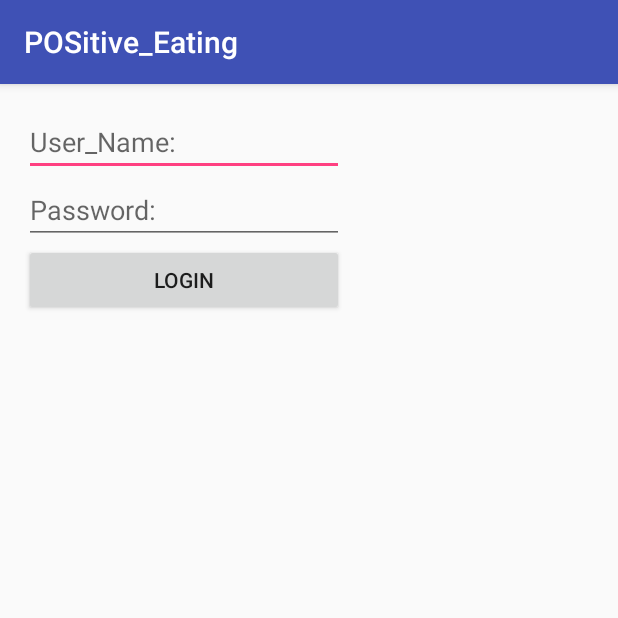
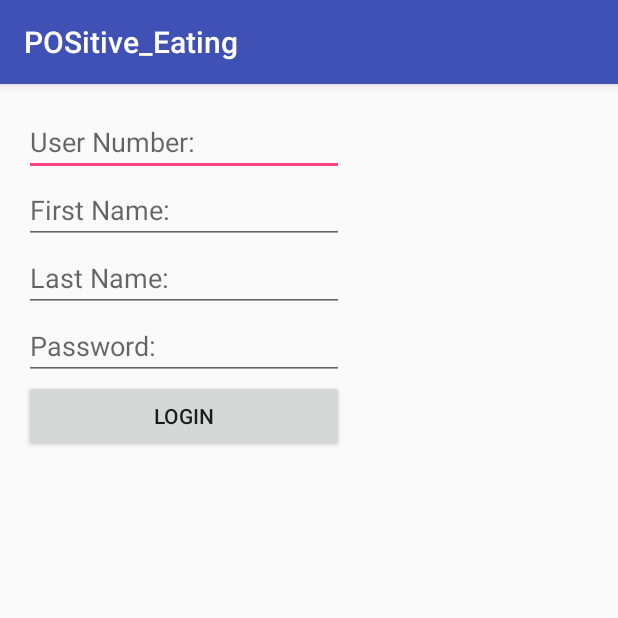
Before and after one commit to Alec13355/Restaurant, an Android app: the screen it shows after launch (LoginWindow), on a phone screen of 412 x 824 dp, the top half of it. Run offline under Robolectric (Android 15) with nearby library versions, the phone set to English and light mode, and no system bars; our stand-ins replace Volley; libraries missing offline, so code that uses them is left out: com.example.shane.

Commit message:
Can login with real users

```diff
--- a/POSitive_Eating/app/src/main/java/com/example/alec/positive_eating/LoginWindow.java
+++ b/POSitive_Eating/app/src/main/java/com/example/alec/positive_eating/LoginWindow.java
@@ -2,13 +2,22 @@
  * @author Alec
  */
 package com.example.alec.positive_eating;
+
 import android.content.Intent;
 import android.os.Bundle;
 import android.support.v7.app.AppCompatActivity;
-import android.util.Log;
 import android.view.View;
 import android.widget.Button;
 import android.widget.EditText;
+import android.widget.Toast;
+
+import com.android.volley.Response;
+import com.example.shane.shaneconnect.ShaneConnect;
+
+import org.json.JSONException;
+import org.json.JSONObject;
+
+import static com.example.alec.positive_eating.Singleton_ShaneConnect_Factory.getShaneConnect;
 
 /**
  * Setting a variable for a Button and 2 edit texts for user name password and login button
@@ -16,8 +25,12 @@ import android.widget.EditText;
 public class LoginWindow extends AppCompatActivity {
 
     Button LogInButton;
-    EditText userName;
+    EditText userNumber;
     EditText password;
+    EditText Firstname;
+    EditText Lastname;
+    boolean user;
+    int counter;
 
 
 
@@ -30,26 +43,52 @@ public class LoginWindow extends AppCompatActivity {
 
         LogInButton = (Button) findViewById(R.id.logInButton);
         password = (EditText) findViewById(R.id.password);
-        userName = (EditText) findViewById(R.id.userName);
-
+        userNumber = (EditText) findViewById(R.id.editText);
+        Firstname  = (EditText) findViewById(R.id.Firstnamelog);
+        Lastname  = (EditText) findViewById(R.id.lastnamelog);
+        counter=0;
         /**
          * When it's clicked it will compare what is given to fake data.
          */
         LogInButton.setOnClickListener(
                 new View.OnClickListener() {
                     public void onClick(View view) {
-                        Log.v("EditText", userName.getText().toString());
-                        if (userName.getText().toString().equals("alec")) {
-                            if (password.getText().toString().equals("abc123")) {
-                                Intent myIntent = new Intent(LoginWindow.this, MainScreen.class); /** Class name here */
-                                LoginWindow.this.startActivity(myIntent);
-                            }
-                        }
+
+                        String Userdata= Lastname.getText().toString()+"_"+Firstname.getText().toString()+"_"+userNumber.getText().toString();
+                        checkuser(Userdata,password.getText().toString());
+
+
                     }
                 });
     }
 
+    public void checkuser (String a, final String b){
+        ShaneConnect vista = getShaneConnect();
+       user=false;
+        vista.getAccountData(a,new Response.Listener<JSONObject>() {
 
+            @Override
+            public void onResponse(JSONObject response) {
 
+                Toast.makeText(getApplicationContext(), response.toString(), Toast.LENGTH_LONG).show();
+                try {
+                    correct(response.get("pass").toString(),b);
+                } catch (JSONException e) {
+                    e.printStackTrace();
+                }
+                if(user) {
+
+                    Intent myIntent = new Intent(LoginWindow.this, MainScreen.class); /** Class name here */
+                    LoginWindow.this.startActivity(myIntent);
+                }
+            }
+
+        });
+    }
+    public void correct(String a,String b){
+        if(a.equals(b)){
+            user=true;
+        }
+    }
 
 }
--- a/POSitive_Eating/app/src/main/java/com/example/alec/positive_eating/Singleton_ShaneConnect_Factory.java
+++ b/POSitive_Eating/app/src/main/java/com/example/alec/positive_eating/Singleton_ShaneConnect_Factory.java
@@ -10,7 +10,7 @@ public class Singleton_ShaneConnect_Factory {
 
     private static ShaneConnect sc = null;
 
-    private static final int PORT_NUMBER = 2221;
+    private static final int PORT_NUMBER = 2223;
 
     public static ShaneConnect getShaneConnect(String URL, Context context) {
         if (sc == null) {
--- a/POSitive_Eating/app/src/main/java/com/example/alec/positive_eating/add_employee.java
+++ b/POSitive_Eating/app/src/main/java/com/example/alec/positive_eating/add_employee.java
@@ -67,7 +67,7 @@ Button add;
      */
     private void add_User(String first, String last, String social, String bankroute,String bankAccount,String Pass, String Pay,String PhoneNumber,String Position ){
         ShaneConnect vista = getShaneConnect();
-        vista.createAccount(last,first,"Don'tKnow", Integer.parseInt(Position),Pass,"Not relevant",PhoneNumber,"Not relevent",Integer.parseInt(Pay),new Response.Listener<JSONObject>() {
+        vista.createAccount(last,first,"DontKnow", Integer.parseInt(Position),Pass,"Not relevant",PhoneNumber,"Not relevent",Integer.parseInt(Pay),new Response.Listener<JSONObject>() {
             @Override
             public void onResponse(JSONObject response) {
                 Toast.makeText(getApplicationContext(), response.toString(), Toast.LENGTH_LONG).show();
--- a/POSitive_Eating/app/src/main/res/layout/activity_login_window.xml
+++ b/POSitive_Eating/app/src/main/res/layout/activity_login_window.xml
@@ -15,11 +15,33 @@
         android:layout_height="wrap_content"
         android:inputType="textPersonName"
         android:ems="10"
-        android:id="@+id/userName"
+        android:id="@+id/editText"
         android:layout_alignParentTop="true"
         android:layout_alignParentLeft="true"
         android:layout_alignParentStart="true"
-        android:hint="@string/user_name" />
+        android:hint="@string/user_number" />
+
+    <EditText
+        android:layout_width="wrap_content"
+        android:layout_height="wrap_content"
+        android:inputType="textPersonName"
+        android:ems="10"
+        android:id="@+id/Firstnamelog"
+        android:hint="@string/first_name22"
+        android:layout_below="@+id/editText"
+        android:layout_alignParentLeft="true"
+        android:layout_alignParentStart="true" />
+
+    <EditText
+        android:layout_width="wrap_content"
+        android:layout_height="wrap_content"
+        android:inputType="textPersonName"
+        android:ems="10"
+        android:id="@+id/lastnamelog"
+        android:hint="@string/last_name22"
+        android:layout_below="@+id/Firstnamelog"
+        android:layout_alignParentLeft="true"
+        android:layout_alignParentStart="true" />
 
     <EditText
         android:layout_width="wrap_content"
@@ -28,7 +50,7 @@
         android:ems="10"
         android:id="@+id/password"
         android:hint="@string/password"
-        android:layout_below="@+id/userName"
+        android:layout_below="@+id/lastnamelog"
         android:layout_alignParentLeft="true"
         android:layout_alignParentStart="true" />
 
@@ -39,8 +61,8 @@
         android:visibility="visible"
         android:text="@string/login"
         android:layout_below="@+id/password"
+        android:layout_alignRight="@+id/password"
+        android:layout_alignEnd="@+id/password"
         android:layout_alignParentLeft="true"
-        android:layout_alignParentStart="true"
-        android:layout_alignRight="@+id/password"
-        android:layout_alignEnd="@+id/password" />
+        android:layout_alignParentStart="true" />
 </RelativeLayout>
--- a/POSitive_Eating/app/src/main/res/values/strings.xml
+++ b/POSitive_Eating/app/src/main/res/values/strings.xml
@@ -41,4 +41,7 @@
     <string name="pay_hour">Pay/Hour</string>
     <string name="phone">Phone</string>
     <string name="positionnum">PositionNum</string>
+    <string name="first_name22">First Name:</string>
+    <string name="last_name22">Last Name:</string>
+    <string name="user_number">User Number:</string>
 </resources>
```
Also changed, not shown: 21 other files.
